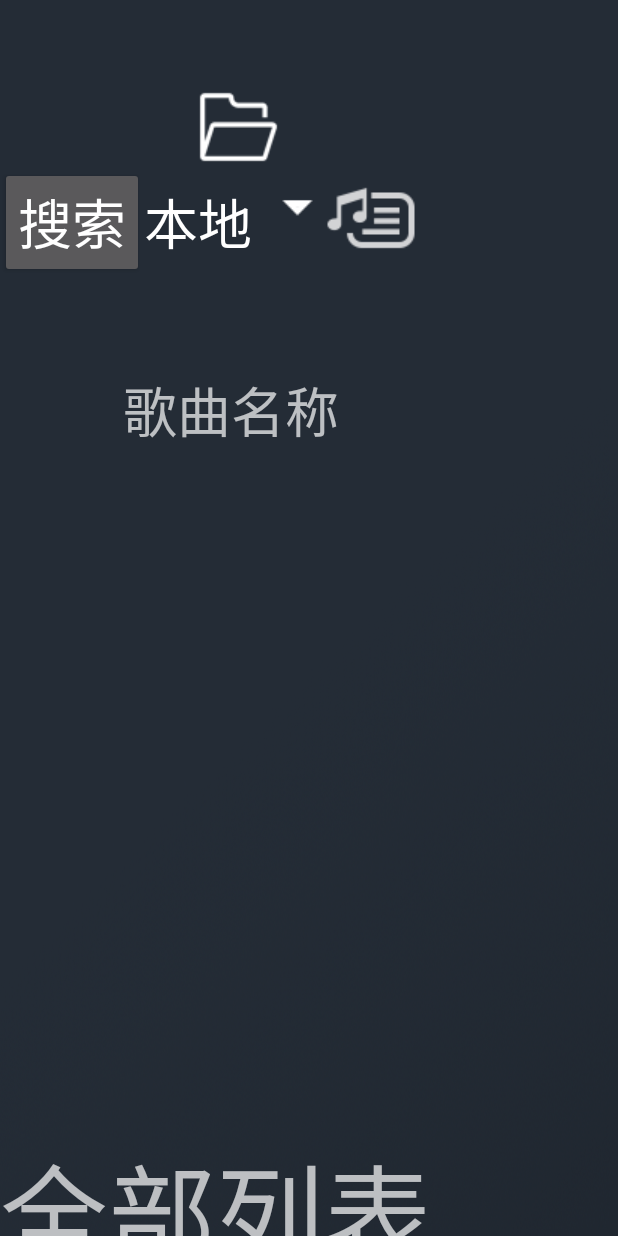
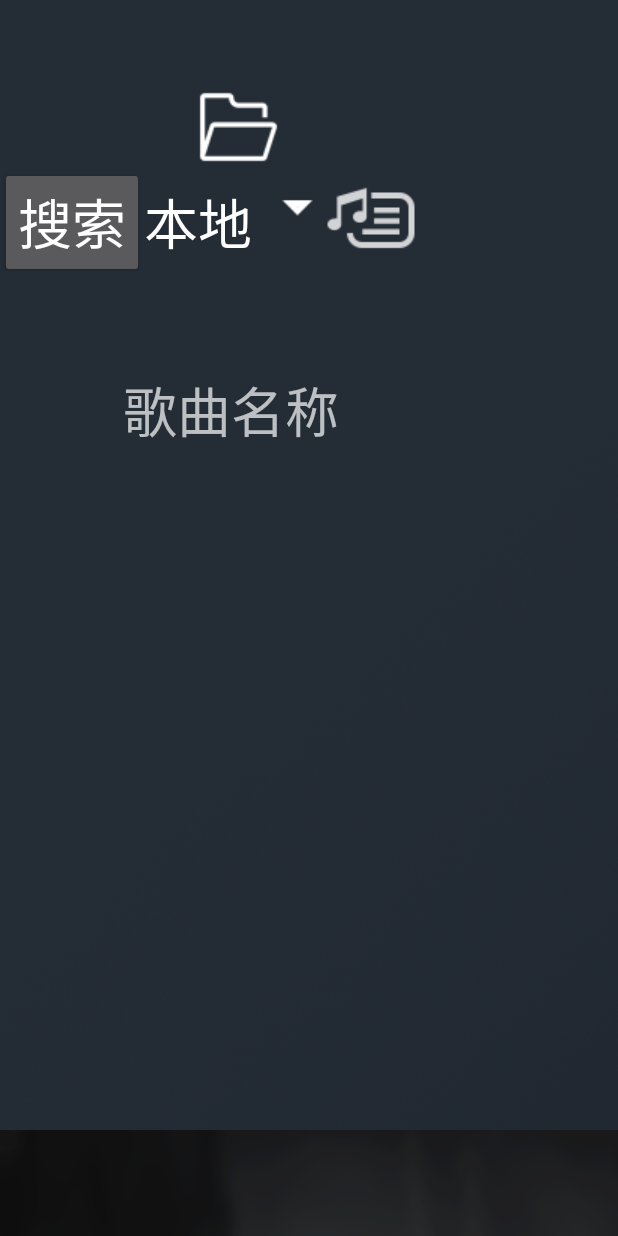
Before and after one commit to chengtao1993/ArchermindMusic, an Android app: the screen it shows after launch (MediaActivity), on a phone screen of 412 x 824 dp. Run offline under Robolectric (Android 15) with nearby library versions, the phone set to English and light mode, and no system bars; 8 statements that could not run were skipped.

Commit message:
stable layout!

```diff
--- a/app/src/main/java/com/archermind/music/MusicFragment.java
+++ b/app/src/main/java/com/archermind/music/MusicFragment.java
@@ -3,7 +3,6 @@ package com.archermind.music;
 import android.Manifest;
 import android.app.Activity;
 import android.app.AlertDialog;
-import com.archermind.music.R;
 
 import android.bluetooth.BluetoothAdapter;
 import android.bluetooth.BluetoothProfile;
@@ -23,7 +22,6 @@ import android.support.v4.app.ActivityCompat;
 import android.support.v4.app.Fragment;
 import android.support.v4.app.FragmentTransaction;
 import android.support.v4.content.PermissionChecker;
-import android.support.v4.view.PagerAdapter;
 import android.support.v4.view.ViewPager;
 import android.util.Log;
 import android.view.Gravity;
@@ -50,7 +48,6 @@ import com.archermind.music.utils.ScanMusic;
 
 import java.text.SimpleDateFormat;
 import java.util.ArrayList;
-import java.util.List;
 
 
 public class MusicFragment extends Fragment implements View.OnClickListener,AdapterView.OnItemClickListener{
@@ -90,7 +87,7 @@ public class MusicFragment extends Fragment implements View.OnClickListener,Adap
     public static ArrayList<MusicBean> fileInfo;
     private ViewPager mViewPager;
     private TabLayout mTabLayout;
-    private int[] layouts = new int[]{R.layout.play_list,R.layout.favorite_list};
+    private int[] layouts = new int[]{R.layout.all_list,R.layout.favorite_list};
     public ArrayList<View> view_list = new ArrayList<>();
     private View allListView;
     private int[] tabName = new int[]{R.string.tab_all,R.string.tab_favorite};
@@ -145,7 +142,7 @@ public class MusicFragment extends Fragment implements View.OnClickListener,Adap
                              Bundle savedInstanceState) {
         // Inflate the layout for this fragment
         view = inflater.inflate(R.layout.fragment_music, container, false);
-        allListView = inflater.inflate(R.layout.play_list, container, false);
+        allListView = inflater.inflate(R.layout.all_list, container, false);
         mViewPager = view.findViewById(R.id.view_pager);
         mViewPager.setAdapter(new ViewPagerAdapter(view_list,getContext()));
         mTabLayout = view.findViewById(R.id.tab_layout);
--- a/app/src/main/res/layout/fragment_music.xml
+++ b/app/src/main/res/layout/fragment_music.xml
@@ -108,7 +108,7 @@
         <android.support.v4.view.ViewPager
             android:id="@+id/view_pager"
             android:layout_width="match_parent"
-            android:layout_height="500dp">
+            android:layout_height="400dp">
         </android.support.v4.view.ViewPager>
 
 
@@ -216,7 +216,8 @@
             android:id="@+id/bottom_button"
             android:layout_width="match_parent"
             android:layout_height="match_parent"
-            android:orientation="horizontal">
+            android:orientation="horizontal"
+            >
 
             <ImageButton
                 android:id="@+id/playMode"
@@ -234,10 +235,7 @@
                 android:gravity="center"
                 android:orientation="horizontal">
 
-                <RelativeLayout
-                    android:layout_width="wrap_content"
-                    android:layout_height="wrap_content"
-                    >
+
 
                 <ImageButton
                     android:id="@+id/music_pre"
@@ -248,7 +246,7 @@
                     android:background="@mipmap/pre" />
 
 
-                </RelativeLayout>
+
 
 
                 <ImageButton
@@ -263,10 +261,7 @@
                     android:scaleType="center" />
 
 
-                <RelativeLayout
-                    android:layout_width="wrap_content"
-                    android:layout_height="wrap_content"
-                    >
+
 
                 <ImageButton
                     android:id="@+id/music_next"
@@ -276,28 +271,8 @@
                     android:layout_centerVertical="true"
                     android:background="@mipmap/next" />
 
-                    <LinearLayout
-                        android:layout_width="wrap_content"
-                        android:layout_height="wrap_content"
-                        android:orientation="vertical">
 
-                        <!--<TextView
-                            android:id="@+id/song_next"
-                            android:layout_width="wrap_content"
-                            android:layout_height="wrap_content"
-                            android:text=""
-                            android:textColor="#ffffff"
-                            android:textSize="36sp" />
 
-                        <TextView
-                            android:id="@+id/singer_next"
-                            android:layout_width="wrap_content"
-                            android:layout_height="wrap_content"
-                            android:text=""
-                            android:textColor="#535353"
-                            android:textSize="20sp" />-->
-                    </LinearLayout>
-                </RelativeLayout>
 
             </LinearLayout>
 
--- a/app/src/main/res/layout/play_list.xml
+++ /dev/null
@@ -1,19 +0,0 @@
-<?xml version="1.0" encoding="utf-8"?>
-<LinearLayout xmlns:android="http://schemas.android.com/apk/res/android"
-    android:orientation="vertical" android:layout_width="match_parent"
-    android:layout_height="match_parent">
-
-
-    <ListView
-        android:id="@+id/music_lv"
-        android:layout_width="match_parent"
-        android:layout_height="400dp"
-        ></ListView>
-    <TextView
-        android:layout_width="match_parent"
-        android:layout_height="0dp"
-        android:layout_weight="1"
-        android:textSize="72sp"
-        android:text="全部列表"/>
-
-</LinearLayout>
```
Lines whose indentation alone changed are shown as unchanged.
